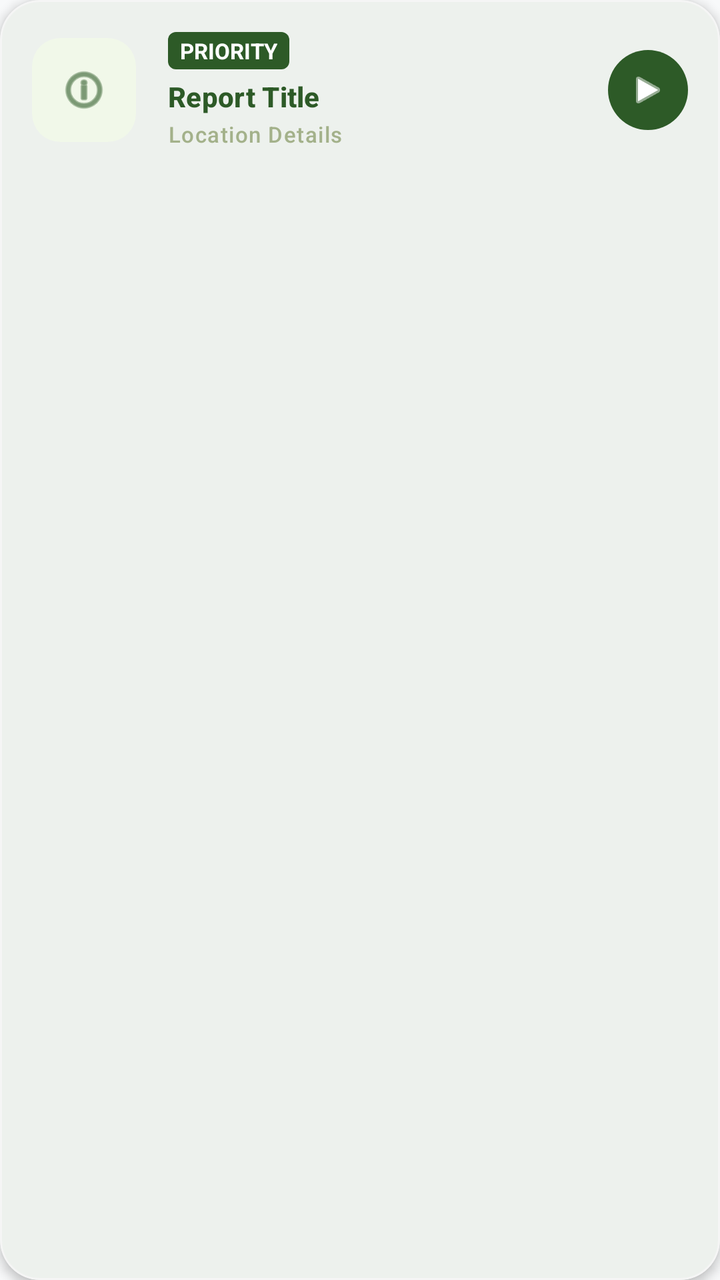
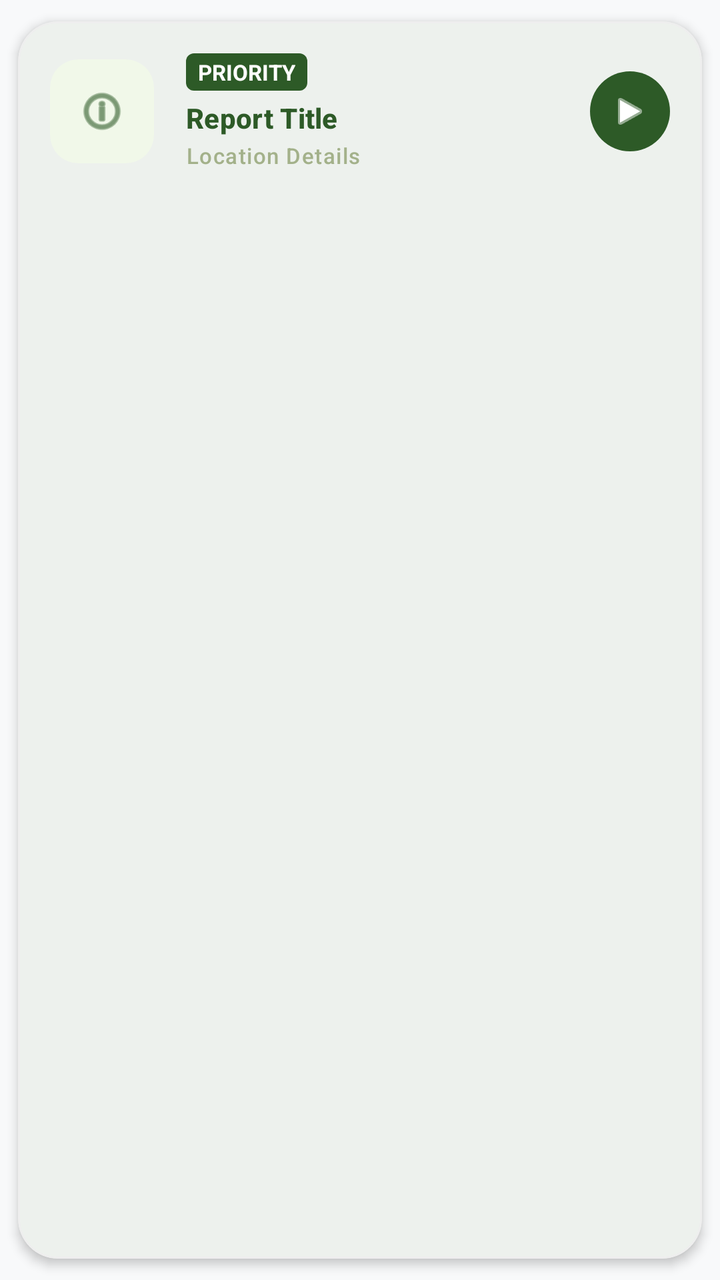

Before-and-after screenshots of an Android layout around one commit, followed by the original layout XML and the change that was made.
<!-- AndroidManifest.xml: application theme Theme.CampusAlert -->
<!-- res/layout/item_report.xml -->
<?xml version="1.0" encoding="utf-8"?>
<com.google.android.material.card.MaterialCardView xmlns:android="http://schemas.android.com/apk/res/android"
    xmlns:app="http://schemas.android.com/apk/res-auto"
    android:layout_width="match_parent"
    android:layout_height="wrap_content"
    android:layout_marginHorizontal="16dp"
    android:layout_marginVertical="6dp"
    app:cardCornerRadius="20dp"
    app:cardElevation="3dp"
    app:strokeWidth="1dp"
    app:strokeColor="#F5F5F5"
    app:cardBackgroundColor="@color/white">

    <LinearLayout
        android:layout_width="match_parent"
        android:layout_height="wrap_content"
        android:gravity="center_vertical"
        android:orientation="horizontal"
        android:padding="16dp">

        
        <com.google.android.material.card.MaterialCardView
            android:id="@+id/icon_container"
            android:layout_width="52dp"
            android:layout_height="52dp"
            app:cardCornerRadius="14dp"
            app:cardBackgroundColor="#F1F8E9"
            app:cardElevation="0dp"
            app:strokeWidth="0dp">
            <ImageView
                android:id="@+id/status_icon"
                android:layout_width="26dp"
                android:layout_height="26dp"
                android:layout_gravity="center"
                android:src="@android:drawable/ic_menu_info_details"
                app:tint="@color/forest_green" />
        </com.google.android.material.card.MaterialCardView>

        
        <LinearLayout
            android:layout_width="0dp"
            android:layout_height="wrap_content"
            android:layout_marginStart="16dp"
            android:layout_weight="1"
            android:orientation="vertical">

            <TextView
                android:id="@+id/priority_tag"
                android:layout_width="wrap_content"
                android:layout_height="wrap_content"
                android:text="PRIORITY"
                android:paddingHorizontal="6dp"
                android:paddingVertical="2dp"
                android:textSize="11sp"
                android:textStyle="bold"
                android:textColor="@color/white"
                android:background="@drawable/bg_priority_tag"
                android:layout_marginBottom="4dp" />

            <TextView
                android:id="@+id/report_title"
                android:layout_width="wrap_content"
                android:layout_height="wrap_content"
                android:text="Report Title"
                android:textAppearance="@style/TextAppearance.Material3.TitleSmall"
                android:textColor="@color/forest_green"
                android:textStyle="bold" />

            <TextView
                android:id="@+id/report_building"
                android:layout_width="wrap_content"
                android:layout_height="wrap_content"
                android:text="Location Details"
                android:textAppearance="@style/TextAppearance.Material3.LabelSmall"
                android:textColor="@color/sage_green"
                android:layout_marginTop="2dp" />
        </LinearLayout>

        
        <com.google.android.material.button.MaterialButton
            android:id="@+id/status_pill"
            style="@style/Widget.Material3.Button.IconButton.Filled"
            android:layout_width="40dp"
            android:layout_height="40dp"
            android:insetLeft="0dp"
            android:insetTop="0dp"
            android:insetRight="0dp"
            android:insetBottom="0dp"
            app:icon="@android:drawable/ic_media_play"
            app:iconSize="20dp"
            app:iconTint="@color/white"
            app:backgroundTint="@color/forest_green"
            app:shapeAppearanceOverlay="@style/ShapeAppearance.Material3.Corner.Full" />

    </LinearLayout>
</com.google.android.material.card.MaterialCardView>
<!-- resources referenced by this layout -->
<resources>
  <color name="forest_green">#2D5A27</color>
  <color name="sage_green">#A3B18A</color>
  <color name="white">#FFFFFFFF</color>
  <!-- drawable bg_priority_tag (drawable) -->
  <?xml version="1.0" encoding="utf-8"?>
  <shape xmlns:android="http://schemas.android.com/apk/res/android">
      <solid android:color="@color/forest_green" />
      <corners android:radius="4dp" />
  </shape>
  <style name="Theme.CampusAlert" parent="Base.Theme.CampusAlert" />
  <style name="Base.Theme.CampusAlert" parent="Theme.Material3.DayNight.NoActionBar">
          
          <item name="colorPrimary">@color/primary</item>
          <item name="colorOnPrimary">@color/onPrimary</item>
          
          <item name="colorSecondary">@color/secondary</item>
          <item name="colorOnSecondary">@color/onSecondary</item>
          
          
          <item name="android:windowLayoutInDisplayCutoutMode">never</item>
          <item name="android:windowIsTranslucent">false</item>
          <item name="android:windowIsFloating">false</item>
          <item name="android:windowDrawsSystemBarBackgrounds">true</item>
          <item name="android:windowContentOverlay">@null</item>
  
          
          <item name="android:statusBarColor">@color/forest_green</item>
          <item name="android:navigationBarColor">#000000</item>
          
          
          <item name="android:windowBackground">@color/background</item>
          <item name="colorSurface">@color/surface</item>
          
          
          <item name="shapeAppearanceLargeComponent">@style/ShapeAppearance.CampusAlert.Large</item>
          <item name="shapeAppearanceMediumComponent">@style/ShapeAppearance.CampusAlert.Medium</item>
      </style>
  <color name="primary">@color/forest_green</color>
  <color name="onPrimary">@color/white</color>
  <color name="secondary">@color/sage_green</color>
  <color name="onSecondary">@color/black</color>
  <color name="background">@color/light_gray</color>
  <color name="surface">@color/white</color>
  <style name="ShapeAppearance.CampusAlert.Large" parent="ShapeAppearance.Material3.LargeComponent">
          <item name="cornerSize">16dp</item>
      </style>
  <style name="ShapeAppearance.CampusAlert.Medium" parent="ShapeAppearance.Material3.MediumComponent">
          <item name="cornerSize">12dp</item>
      </style>
  <color name="black">#FF000000</color>
  <color name="light_gray">#F8F9FA</color>
</resources>

<!-- the commit's change to res/layout/item_report.xml (unified diff, before → after) -->
@@ -3,12 +3,13 @@
     xmlns:app="http://schemas.android.com/apk/res-auto"
     android:layout_width="match_parent"
     android:layout_height="wrap_content"
-    android:layout_marginHorizontal="16dp"
+    android:layout_marginHorizontal="4dp"
     android:layout_marginVertical="6dp"
     app:cardCornerRadius="20dp"
     app:cardElevation="3dp"
+    app:cardUseCompatPadding="true"
     app:strokeWidth="1dp"
-    app:strokeColor="#F5F5F5"
+    app:strokeColor="#EEEEEE"
     app:cardBackgroundColor="@color/white">
 
     <LinearLayout
